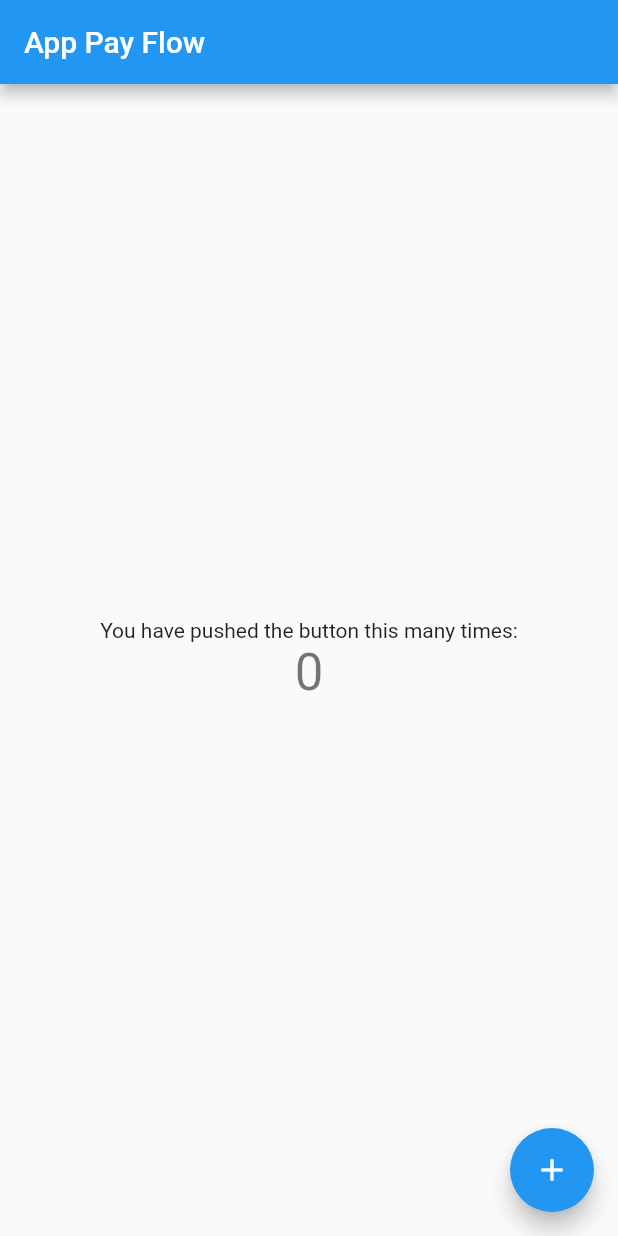
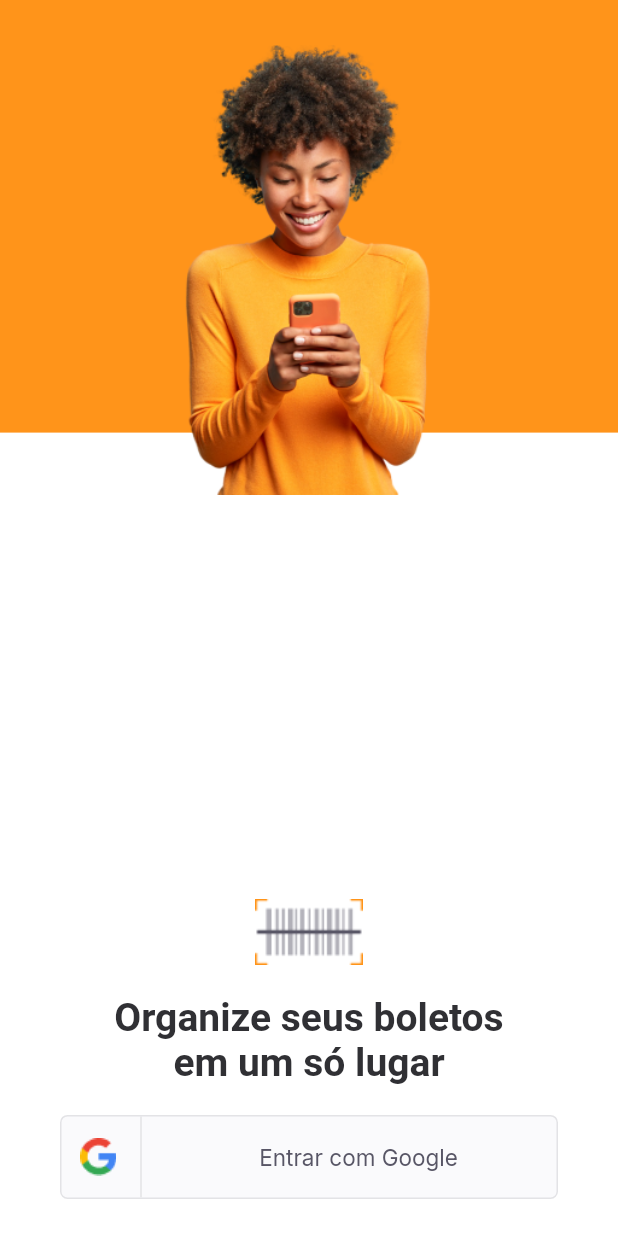
Before and after one commit to ramon-machado-hub/app_pay_flow, a Flutter app: the screen it shows after launch, on a phone screen of 412 x 824 dp. Run offline on Flutter 3.47's test engine with Material 2 defaults, Android fonts, the phone set to English and light mode, and no system bars; our stand-ins replace google_fonts.

Commit message:
LoginPage e SocialLoginButton

```diff
--- a/lib/main.dart
+++ b/lib/main.dart
@@ -1,67 +1,19 @@
+import 'package:app_pay_flow/modules/login/login_page.dart';
+import 'package:app_pay_flow/shared/themes/app_colors.dart';
 import 'package:flutter/material.dart';
 
 void main() {
-  runApp(const MyApp());
+  runApp(AppWidget());
 }
 
-class MyApp extends StatelessWidget {
-  const MyApp({Key? key}) : super(key: key);
+class AppWidget extends StatelessWidget {
 
-  // This widget is the root of your application.
   @override
   Widget build(BuildContext context) {
     return MaterialApp(
       title: 'App Pay Flow',
-      theme: ThemeData(
-        primarySwatch: Colors.blue,
-      ),
-      home: const MyHomePage(title: 'App Pay Flow'),
+      theme: ThemeData(primaryColor: AppColors.primary,),
+      home: Login_Page(),
     );
   }
 }
-
-class MyHomePage extends StatefulWidget {
-  const MyHomePage({Key? key, required this.title}) : super(key: key);
-  final String title;
-
-  @override
-  State<MyHomePage> createState() => _MyHomePageState();
-}
-
-class _MyHomePageState extends State<MyHomePage> {
-  int _counter = 0;
-
-  void _incrementCounter() {
-    setState(() {
-      _counter++;
-    });
-  }
-
-  @override
-  Widget build(BuildContext context) {
-    return Scaffold(
-      appBar: AppBar(
-        title: Text(widget.title),
-      ),
-      body: Center(
-        child: Column(
-          mainAxisAlignment: MainAxisAlignment.center,
-          children: <Widget>[
-            const Text(
-              'You have pushed the button this many times:',
-            ),
-            Text(
-              '$_counter',
-              style: Theme.of(context).textTheme.headline4,
-            ),
-          ],
-        ),
-      ),
-      floatingActionButton: FloatingActionButton(
-        onPressed: _incrementCounter,
-        tooltip: 'Increment',
-        child: const Icon(Icons.add),
-      ), // This trailing comma makes auto-formatting nicer for build methods.
-    );
-  }
-}
--- /dev/null
+++ b/lib/modules/login/login_page.dart
@@ -0,0 +1,76 @@
+import 'package:app_pay_flow/shared/themes/app_colors.dart';
+import 'package:app_pay_flow/shared/themes/app_images.dart';
+import 'package:app_pay_flow/shared/themes/app_text_styles.dart';
+import 'package:app_pay_flow/shared/widgets/social_login/social_login_button.dart';
+import 'package:flutter/material.dart';
+
+class Login_Page extends StatefulWidget {
+  const Login_Page({Key? key}) : super(key: key);
+
+  @override
+  _Login_PageState createState() => _Login_PageState();
+}
+
+class _Login_PageState extends State<Login_Page> {
+  @override
+  Widget build(BuildContext context) {
+    final size = MediaQuery.of(context).size;
+    return Scaffold(
+      backgroundColor: AppColors.background,
+      body: Container(
+          width: size.width,
+          height: size.height,
+          child: Stack(
+            children: [
+              Container(
+                width: size.width,
+                height: size.height * 0.35,
+                color: AppColors.primary,
+              ),
+            Positioned(
+                top: 30,
+                left: 0,
+                right: 0,
+                child: Image.asset(
+                  AppImages.person,
+                  width: 208,
+                  height: 300,
+                )),
+
+              Positioned(
+                  bottom: size.height * 0.03,
+                  left: 0,
+                  right: 0,
+                  child: Column(
+                    mainAxisAlignment: MainAxisAlignment.center,
+                    crossAxisAlignment: CrossAxisAlignment.center,
+                    children: [
+                      Image.asset(AppImages.logoMini),
+                      Padding(
+                        padding:
+                        const EdgeInsets.only(top: 20, left: 60, right: 60),
+                        child: Text(
+                          "Organize seus boletos em um só lugar",
+                          textAlign: TextAlign.center,
+                          style: TextStyles.titleHome,
+                        ),
+                      ),
+                    Padding(
+                      padding:
+                      const EdgeInsets.only(left: 40, right: 40, top: 20),
+                      child: SocialLoginButton(
+                        onTap: () {
+                          print("clicou");
+                        },
+                      ),
+                    )
+                  ],
+                )),
+          ],
+        )
+
+      ),
+
+    );
+  }
+}
--- /dev/null
+++ b/lib/modules/splash/splash_page.dart
@@ -0,0 +1,21 @@
+import 'package:flutter/material.dart';
+import 'package:app_pay_flow/shared/themes/app_colors.dart';
+import 'package:app_pay_flow/shared/themes/app_images.dart';
+
+class SplashPage extends StatelessWidget {
+
+  const SplashPage({Key? key}) : super(key: key);
+
+  @override
+  Widget build(BuildContext context) {
+    return Scaffold(
+        backgroundColor: AppColors.background,
+        body:Stack(
+              children: [
+                Center(child: Image.asset(AppImages.union)),
+                Center(child: Image.asset(AppImages.logoFull)),
+              ],
+        ),
+    );
+  }
+}
--- a/lib/shared/themes/app_colors.dart
+++ b/lib/shared/themes/app_colors.dart
@@ -5,7 +5,7 @@ static final primary = Color(0xFFFF941A);
 static final secondary = Color(0xFF585666);
 static final gray = Color(0xFF585666);
 static final delete = Color(0xFFE83F5B);
-static final heading = Color(0xFF585666);
+static final heading = Color(0xFF303034);
 static final body = Color(0xFF706E7A);
 static final stroke = Color(0xFFE3E3E6);
 static final shape = Color(0xFFFAFAFC);
--- a/lib/shared/themes/app_images.dart
+++ b/lib/shared/themes/app_images.dart
@@ -1,6 +1,6 @@
 class AppImages {
   static const logoFull = "assets/images/logofull.png";
-  static const logoMini = "assets/images/logoMini.png";
+  static const logoMini = "assets/images/logomini.png";
   static const union = "assets/images/union.png";
   static const person = "assets/images/person.png";
   static const google = "assets/images/google.png";
--- a/lib/shared/themes/app_text_styles.dart
+++ b/lib/shared/themes/app_text_styles.dart
@@ -3,7 +3,7 @@ import 'package:app_pay_flow/shared/themes/app_colors.dart';
 import 'package:google_fonts/google_fonts.dart';
 class TextStyles{
   static final titleHome = GoogleFonts.lexendDeca(
-    fontSize: 32,
+    fontSize: 26,
     fontWeight: FontWeight.w600,
     color: AppColors.heading,
   );
--- /dev/null
+++ b/lib/shared/widgets/social_login/social_login_button.dart
@@ -0,0 +1,59 @@
+import 'package:app_pay_flow/shared/themes/app_colors.dart';
+import 'package:app_pay_flow/shared/themes/app_images.dart';
+import 'package:app_pay_flow/shared/themes/app_text_styles.dart';
+import 'package:flutter/material.dart';
+
+class SocialLoginButton  extends StatelessWidget {
+  final VoidCallback onTap;
+  const SocialLoginButton ({Key? key, required this.onTap}) : super(key: key);
+
+  @override
+  Widget build(BuildContext context) {
+    return InkWell(
+      onTap: onTap,
+      child: Container(
+        height: 56,
+        decoration: BoxDecoration(
+          color: AppColors.shape,
+          borderRadius: BorderRadius.circular(5),
+          border: Border.fromBorderSide(
+              BorderSide(
+                color: AppColors.stroke,
+              ),
+          )),
+          child: Row(
+            children: [
+              Expanded(
+                  flex: 1,
+                  child: Row(
+                    mainAxisAlignment: MainAxisAlignment.center,
+                    children: [
+                      Image.asset(AppImages.google),
+                      SizedBox(
+                        width: 16,
+                      ),
+                      Container(
+                        height: 56,
+                        width: 1,
+                        color: AppColors.stroke,
+                      )
+                    ],
+                  )),
+              Expanded(
+                flex: 4,
+                child: Row(
+                  mainAxisAlignment: MainAxisAlignment.center,
+                  children: [
+                    Text(
+                      "Entrar com Google",
+                      style: TextStyles.buttonGray,
+                    ),
+                  ],
+                ),
+              ),
+            ],
+          ),
+        ),
+      );
+  }
+}
```
